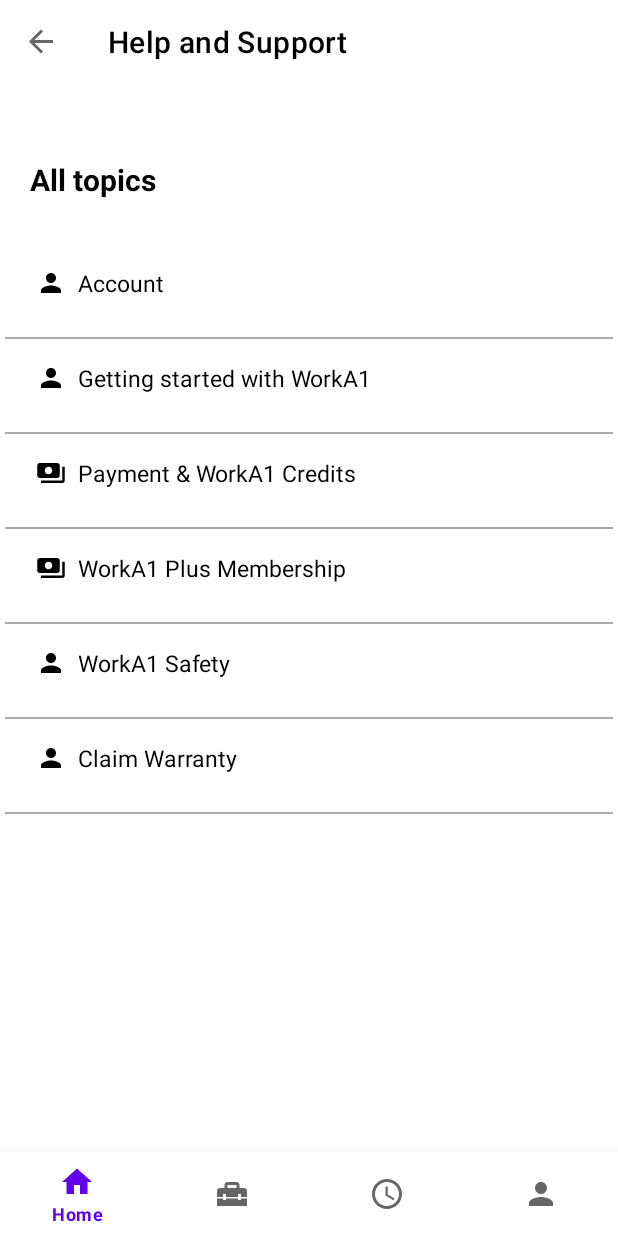
After one commit to Amartyakaushik/temp-struct, an Android app: the HelpAndSupport screen opened through its navigation route, on a phone screen of 412 x 824 dp. The commit adds this screen. Run offline under Robolectric (Android 15) with nearby library versions, the phone set to English and light mode, and no system bars; our stand-ins replace navigation-ui.

Commit message:
implemented help and support

```diff
--- a/app/src/main/java/com/example/worka1/ui/account/AccountFragment.kt
+++ b/app/src/main/java/com/example/worka1/ui/account/AccountFragment.kt
@@ -14,6 +14,7 @@ import com.example.worka1.R
 import com.example.worka1.ui.account.edit.EditProfileFragment
 
 class AccountFragment : Fragment() {
+
 
     companion object {
         fun newInstance() = AccountFragment()
@@ -36,6 +37,11 @@ class AccountFragment : Fragment() {
             findNavController().navigate(R.id.navigation_edit)
         }
         (requireActivity() as AppCompatActivity).supportActionBar?.hide()
+        val supportbutton=view.findViewById<TextView>(R.id.helpandsupport)
+        supportbutton.setOnClickListener {
+            findNavController().navigate(R.id.navigation_helpandsupport)
+
+        }
         return view
     }
 }
--- /dev/null
+++ b/app/src/main/java/com/example/worka1/ui/account/helpandsupport/HelpAndSupport.kt
@@ -0,0 +1,61 @@
+package com.example.worka1.ui.account.helpandsupport
+
+import android.os.Bundle
+import android.view.LayoutInflater
+import android.view.View
+import android.view.ViewGroup
+import android.widget.TextView
+import androidx.appcompat.app.AppCompatActivity
+import androidx.fragment.app.Fragment
+import androidx.fragment.app.viewModels
+import androidx.recyclerview.widget.LinearLayoutManager
+import com.example.worka1.R
+import com.example.worka1.databinding.FragmentHelpAndSupportBinding
+
+class HelpAndSupport : Fragment() {
+
+    private var _binding: FragmentHelpAndSupportBinding? = null
+    private val binding get() = _binding!!
+    private val viewModel: HelpAndSupportViewModel by viewModels()
+
+    override fun onCreateView(
+        inflater: LayoutInflater, container: ViewGroup?,
+        savedInstanceState: Bundle?
+    ): View {
+        _binding = FragmentHelpAndSupportBinding.inflate(inflater, container, false)
+        val view = binding.root
+        (requireActivity() as AppCompatActivity).supportActionBar?.apply {
+            show()
+            setDisplayHomeAsUpEnabled(true)
+            setDisplayShowHomeEnabled(true)
+        }
+        return view
+    }
+
+    override fun onViewCreated(view: View, savedInstanceState: Bundle?) {
+        super.onViewCreated(view, savedInstanceState)
+
+        val images = listOf(
+            R.drawable.ic_profile_24, R.drawable.ic_profile_24, R.drawable.payment_method,
+            R.drawable.payment_method, R.drawable.ic_profile_24, R.drawable.ic_profile_24
+        )
+        val names = listOf(
+            "Account ", "Getting started with WorkA1", "Payment & WorkA1 Credits",
+            "WorkA1 Plus Membership", "WorkA1 Safety", "Claim Warranty"
+        )
+        val nextImages = listOf(
+            R.drawable.next_navigation, R.drawable.next_navigation, R.drawable.next_navigation,
+            R.drawable.next_navigation, R.drawable.next_navigation, R.drawable.next_navigation
+        )
+
+        val adapter = HelpItemsAdapter(images, names)
+        binding.allItemRecylerview.layoutManager = LinearLayoutManager(requireContext())
+        binding.allItemRecylerview.adapter = adapter
+    }
+
+
+    override fun onDestroyView() {
+        super.onDestroyView()
+        _binding = null
+    }
+}
--- /dev/null
+++ b/app/src/main/java/com/example/worka1/ui/account/helpandsupport/HelpAndSupportViewModel.kt
@@ -0,0 +1,7 @@
+package com.example.worka1.ui.account.helpandsupport
+
+import androidx.lifecycle.ViewModel
+
+class HelpAndSupportViewModel : ViewModel() {
+    // TODO: Implement the ViewModel
+}
--- /dev/null
+++ b/app/src/main/java/com/example/worka1/ui/account/helpandsupport/HelpItemsAdapter.kt
@@ -0,0 +1,36 @@
+package com.example.worka1.ui.account.helpandsupport
+
+import android.view.LayoutInflater
+import android.view.View
+import android.view.ViewGroup
+import android.widget.ImageView
+import android.widget.TextView
+import androidx.recyclerview.widget.RecyclerView
+import com.example.worka1.R
+
+class HelpItemsAdapter(
+    private val image: List<Int>,
+    private val name: List<String>,
+
+) : RecyclerView.Adapter<HelpItemsAdapter.ViewHolder>() {
+
+    class ViewHolder(view: View) : RecyclerView.ViewHolder(view) {
+        val image1: ImageView = view.findViewById(R.id.ic_all_topic)
+        val name: TextView = view.findViewById(R.id.items_name)
+
+    }
+
+    override fun onCreateViewHolder(parent: ViewGroup, viewType: Int): ViewHolder {
+        val view = LayoutInflater.from(parent.context)
+            .inflate(R.layout.all_topics_items, parent, false)
+        return ViewHolder(view)
+    }
+
+    override fun onBindViewHolder(holder: ViewHolder, position: Int) {
+        holder.image1.setImageResource(image[position])
+        holder.name.text = name[position]
+
+    }
+
+    override fun getItemCount(): Int = name.size
+}
--- /dev/null
+++ b/app/src/main/java/com/example/worka1/ui/account/helpandsupport/HelpitemsData.kt
@@ -0,0 +1,7 @@
+package com.example.worka1.ui.account.helpandsupport
+
+data class HelpitemsData(
+    val image: Int,
+    val name: String,
+
+)
--- /dev/null
+++ b/app/src/main/res/layout/all_topics_items.xml
@@ -0,0 +1,47 @@
+<LinearLayout android:layout_width="match_parent"
+    android:layout_height="wrap_content"
+    xmlns:app="http://schemas.android.com/apk/res-auto"
+    android:orientation="vertical"
+
+    xmlns:android="http://schemas.android.com/apk/res/android">
+
+            <RelativeLayout
+                android:layout_width="match_parent"
+                android:layout_height="wrap_content"
+                android:layout_marginStart="5dp"
+                android:padding="15dp"
+                android:layout_marginEnd="5dp">
+
+                <ImageView
+                    android:layout_width="20dp"
+                    android:id="@+id/ic_all_topic"
+                    android:layout_height="20dp"
+                    android:src="@drawable/wallet"
+                    android:layout_alignParentStart="true"
+                    android:layout_centerVertical="true"/>
+
+                <TextView
+                    android:layout_width="wrap_content"
+                    android:layout_height="wrap_content"
+                    android:textColor="@color/black"
+                    android:id="@+id/items_name"
+                    android:text="All topics "
+                    android:textSize="15sp"
+                    android:layout_toEndOf="@id/ic_all_topic"
+                    android:layout_marginStart="8dp"
+                    android:layout_centerVertical="true"/>
+
+                <ImageView
+                    android:id="@+id/ic_all_next"
+                    android:layout_width="wrap_content"
+                    android:layout_height="wrap_content"
+                    android:layout_alignParentEnd="true"
+                    android:layout_centerVertical="true"/>
+            </RelativeLayout>
+            <View
+                android:layout_width="match_parent"
+                android:layout_height="1dp"
+                android:layout_marginTop="10dp"
+                android:background="@android:color/darker_gray"/>
+
+</LinearLayout>
--- a/app/src/main/res/layout/fragment_account.xml
+++ b/app/src/main/res/layout/fragment_account.xml
@@ -168,11 +168,12 @@
                             android:layout_alignParentStart="true" />
 
                         <TextView
+                            android:id="@+id/helpandsupport"
                             android:layout_width="wrap_content"
                             android:layout_height="wrap_content"
                             android:layout_marginTop="30dp"
                             android:textColor="@color/black"
-                            android:text="Movies &amp; Shows"
+                            android:text="Help &amp; Support"
                             android:textSize="15sp"
                             android:layout_alignParentStart="true" />
                     </RelativeLayout>
--- /dev/null
+++ b/app/src/main/res/layout/fragment_help_and_support.xml
@@ -0,0 +1,44 @@
+<?xml version="1.0" encoding="utf-8"?>
+    <LinearLayout
+        xmlns:android="http://schemas.android.com/apk/res/android"
+        xmlns:app="http://schemas.android.com/apk/res-auto"
+        xmlns:tools="http://schemas.android.com/tools"
+        android:layout_width="match_parent"
+        android:layout_height="match_parent"
+        android:orientation="vertical"
+        android:id="@+id/main"
+        tools:context=".ui.account.helpandsupport.HelpAndSupport"
+        android:background="@android:color/white">
+
+
+        <LinearLayout
+            android:layout_width="match_parent"
+            android:layout_height="wrap_content"
+            android:layout_marginStart="10dp"
+            android:padding="10dp"
+            android:layout_marginTop="30dp"
+            >
+
+            <TextView
+                android:id="@+id/profileName"
+                android:layout_width="wrap_content"
+                android:layout_height="wrap_content"
+                android:layout_centerVertical="true"
+
+                android:layout_marginTop="10dp"
+                android:text="All topics"
+                android:textStyle="bold"
+                android:textColor="@android:color/black"
+
+                android:textSize="20sp" />
+        </LinearLayout>
+
+        <androidx.recyclerview.widget.RecyclerView
+            android:layout_width="match_parent"
+            android:id="@+id/all_item_recylerview"
+            android:layout_height="match_parent"
+            android:layout_marginTop="16dp"
+            android:padding="3dp"
+
+            />
+    </LinearLayout>
--- a/app/src/main/res/navigation/mobile_navigation.xml
+++ b/app/src/main/res/navigation/mobile_navigation.xml
@@ -46,4 +46,9 @@
         android:name="com.example.worka1.ui.account.edit.EditProfileFragment"
         android:label="Edit"
         tools:layout="@layout/fragment_edit_profile" />
+    <fragment
+        android:id="@+id/navigation_helpandsupport"
+        android:name="com.example.worka1.ui.account.helpandsupport.HelpAndSupport"
+        android:label="Help and Support"
+        tools:layout="@layout/fragment_help_and_support" />
 </navigation>
```
